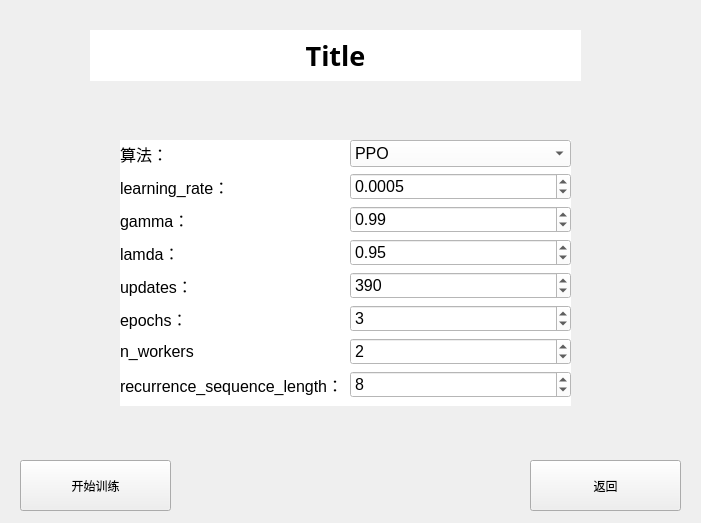
This is 训练面板.ui in zwtistudy/autonomous_search_sim2real_migration_demonstration_system as Qt 5 draws it before an edit. The edited form follows.
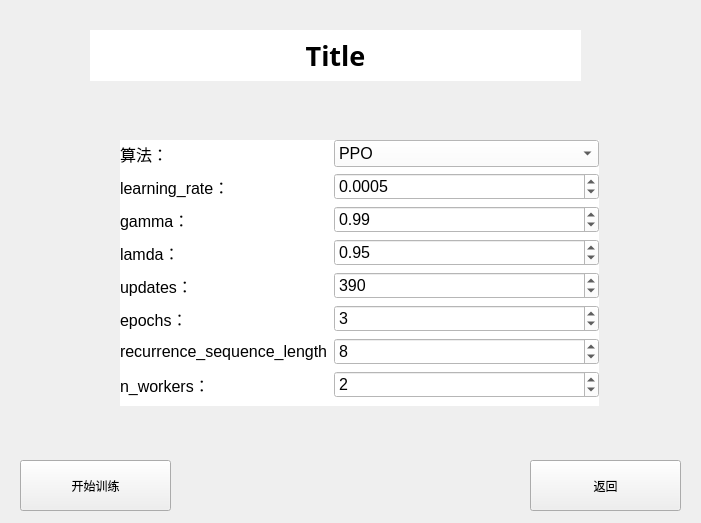
This is the edited form.

Commit message: 接入n_workers

What changed in the file:
```diff
--- a/训练面板.ui
+++ b/训练面板.ui
@@ -71,7 +71,7 @@
     <rect>
      <x>120</x>
      <y>140</y>
-     <width>451</width>
+     <width>479</width>
      <height>266</height>
     </rect>
    </property>
@@ -303,7 +303,7 @@
        <string notr="true">background-color: white;</string>
       </property>
       <property name="text">
-       <string>n_workers</string>
+       <string>recurrence_sequence_length</string>
       </property>
      </widget>
     </item>
@@ -321,7 +321,7 @@
        <number>100</number>
       </property>
       <property name="value">
-       <number>2</number>
+       <number>8</number>
       </property>
       <property name="displayIntegerBase">
        <number>10</number>
@@ -339,7 +339,7 @@
        <string notr="true">background-color: white;</string>
       </property>
       <property name="text">
-       <string>recurrence_sequence_length：</string>
+       <string>n_workers：</string>
       </property>
      </widget>
     </item>
@@ -357,7 +357,7 @@
        <number>100</number>
       </property>
       <property name="value">
-       <number>8</number>
+       <number>2</number>
       </property>
       <property name="displayIntegerBase">
        <number>10</number>
```
The commit also changes 2 other files.
